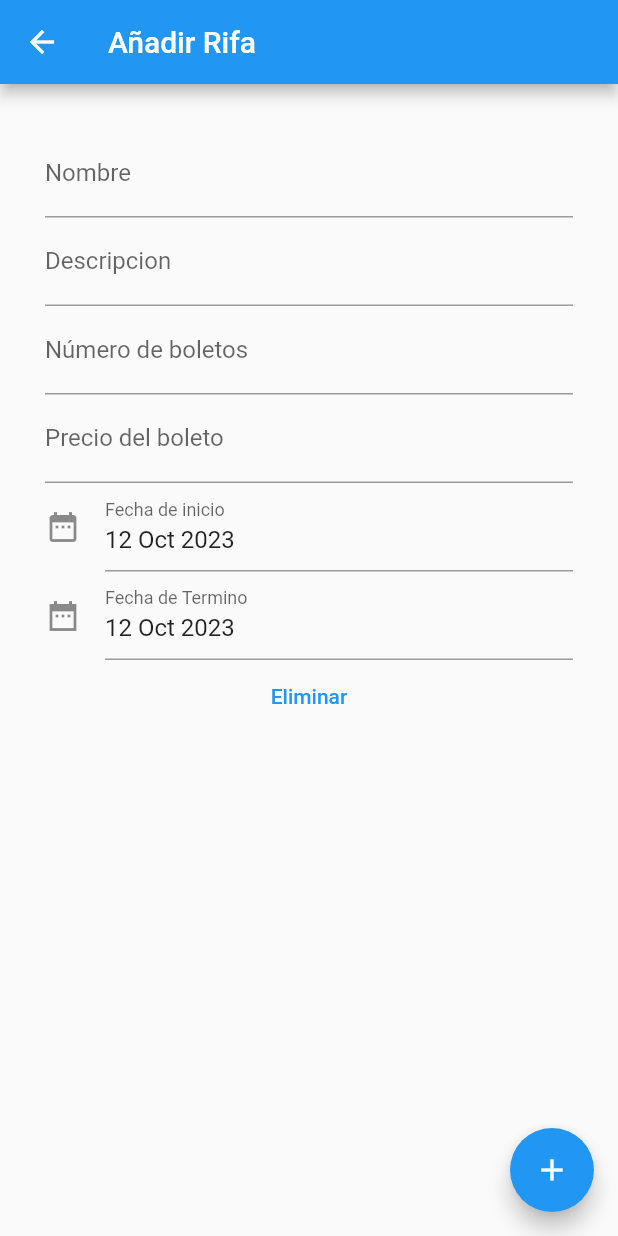
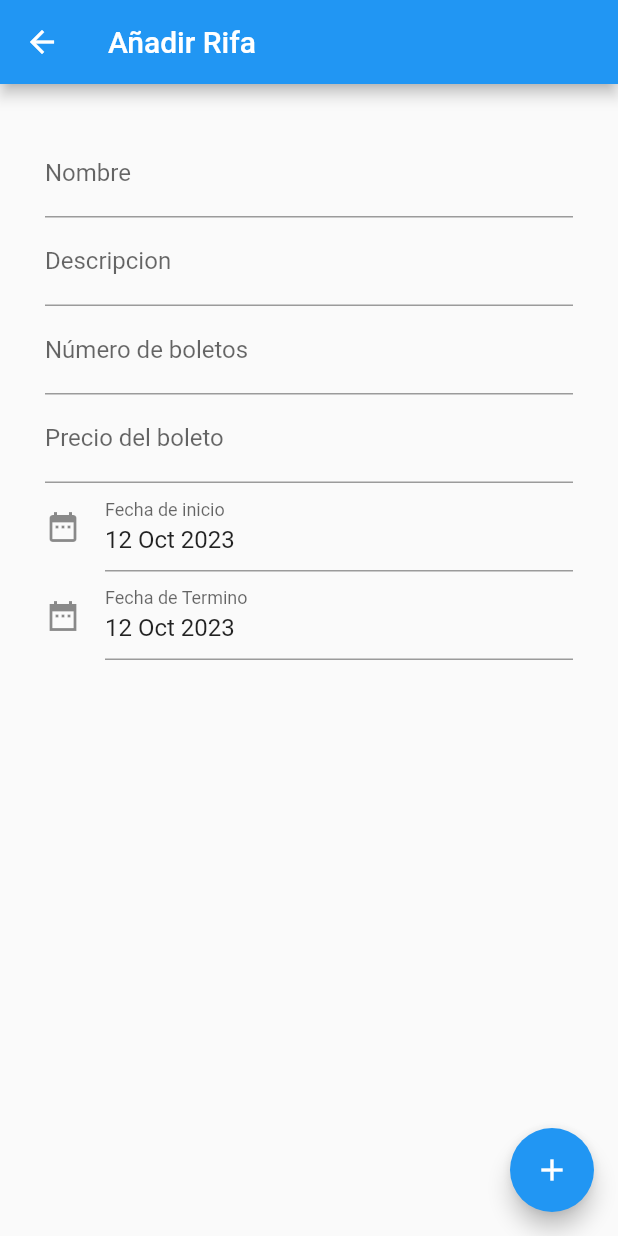
Before and after one commit to JackOrtizS/app, a Flutter app: the AddRifa screen opened directly, on a phone screen of 412 x 824 dp. Run offline on Flutter 3.47's test engine with Material 2 defaults, Android fonts, the phone set to English and light mode, and no system bars; drawn by our look-alikes of date_time_picker; our stand-ins replace cloud_firestore, firebase_auth, firebase_core, quickalert; missing offline and left inert: dart:ffi; accounts and stored records are empty; network calls fail.

Commit message:
Boton Eliminar Arreglado

```diff
--- a/lib/Pages/AddRifa.dart
+++ b/lib/Pages/AddRifa.dart
@@ -148,9 +148,9 @@ class _AddRifaState extends State<AddRifa> {
                 },
               ),
 
-
-
-              TextButton(
+              Padding(
+                padding: EdgeInsets.all(20),
+                child: idDoc.isEmpty ? Container(): TextButton(
                     onPressed: () async {
                       if (idDoc.isNotEmpty) {
                         bool confirm = await showDialog(
@@ -182,7 +182,10 @@ class _AddRifaState extends State<AddRifa> {
                         }
                       }
                     },
-                  child: Text("Eliminar"))
+                    child: Text("Eliminar")
+                ),
+              ),
+
             ],
           ),
         ),
```
Lines whose indentation alone changed are shown as unchanged.
